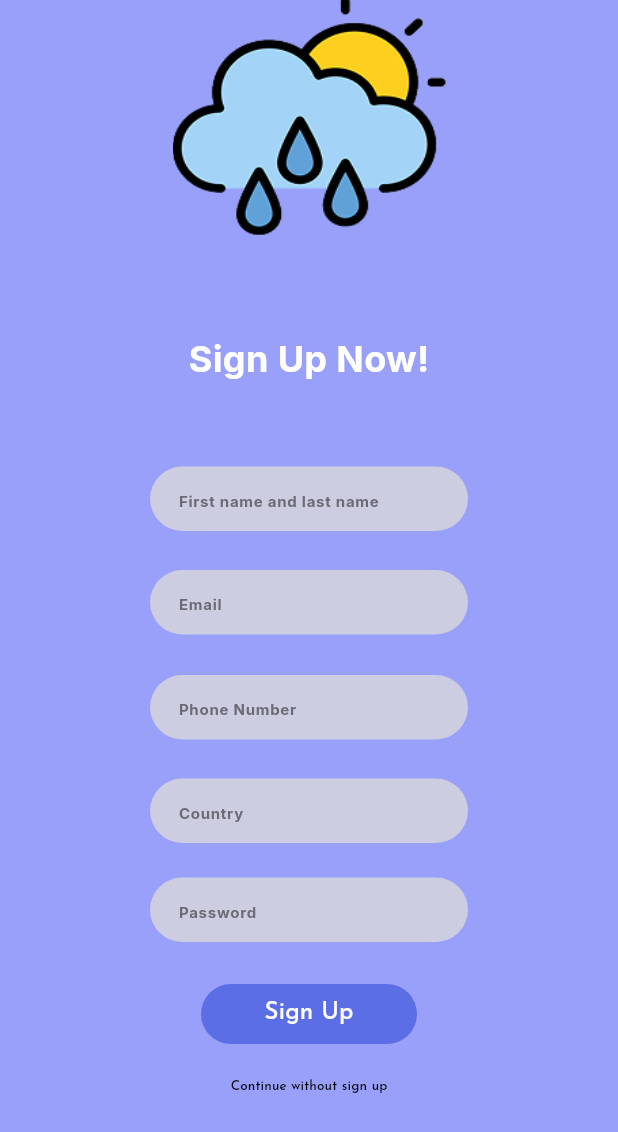
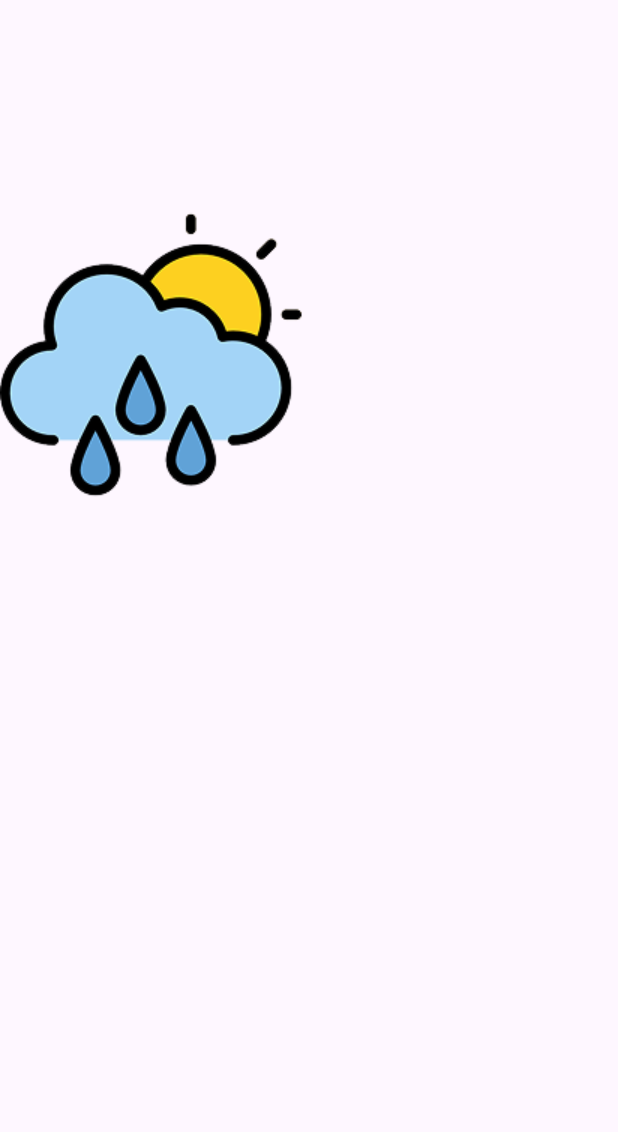
Before and after one commit to Marwannnnnntarek/weather_figma, a Flutter app: the RegisterView screen opened by its route, scrolled down 57 dp, after a tap on "Continue without sign up", on a phone screen of 412 x 824 dp. Shown: the top 1132 px of the screen. Run offline on Flutter 3.47's test engine with Material 3 defaults, Android fonts, the phone set to English and light mode, and no system bars; our stand-ins replace go_router, google_fonts.

Commit message:
create new work space and start home view

```diff
--- a/lib/core/helpers/appRouters.dart
+++ b/lib/core/helpers/appRouters.dart
@@ -1,5 +1,6 @@
 import 'package:go_router/go_router.dart';
 import 'package:myapp/features/cover/presentation/views/CoverView.dart';
+import 'package:myapp/features/home/presentation/views/HomeView.dart';
 import 'package:myapp/features/register/presentation/views/RegisterView.dart';
 import 'package:myapp/features/start/presentation/views/startView.dart';
 
@@ -10,7 +11,7 @@ abstract class AppRouters {
       GoRoute(path: '/', builder: (context, state) => const CoverView()),
       GoRoute(path: '/StartView', builder: (context, state) => const StartView()),
       GoRoute(path: '/RegisterView', builder: (context, state) => const RegisterView()),
-
+        GoRoute(path: '/HomeView', builder: (context, state) => const HomeView()),
     ],
   );
 }
--- a/lib/features/home/presentation/views/HomeView.dart
+++ b/lib/features/home/presentation/views/HomeView.dart
@@ -0,0 +1,13 @@
+import 'package:flutter/material.dart';
+import 'package:myapp/features/home/presentation/views/widgets/HomeViewBody.dart';
+
+class HomeView extends StatelessWidget {
+  const HomeView({super.key});
+
+  @override
+  Widget build(BuildContext context) {
+    return SafeArea(child: Scaffold(
+      body: HomeViewBody(),
+    ));
+  }
+}
--- a/lib/features/home/presentation/views/widgets/HomeViewBody.dart
+++ b/lib/features/home/presentation/views/widgets/HomeViewBody.dart
@@ -0,0 +1,11 @@
+import 'package:flutter/material.dart';
+import 'package:myapp/features/start/presentation/views/widgets/startImage.dart';
+
+class HomeViewBody extends StatelessWidget {
+  const HomeViewBody({super.key});
+
+  @override
+  Widget build(BuildContext context) {
+    return StartImage();
+  }
+}
--- a/lib/features/register/presentation/views/widgets/WithoutSignUpButton.dart
+++ b/lib/features/register/presentation/views/widgets/WithoutSignUpButton.dart
@@ -1,4 +1,5 @@
 import 'package:flutter/material.dart';
+import 'package:go_router/go_router.dart';
 import 'package:google_fonts/google_fonts.dart';
 
 class WithoutSignUpButton extends StatelessWidget {
@@ -9,7 +10,9 @@ class WithoutSignUpButton extends StatelessWidget {
     return Padding(
       padding: const EdgeInsets.only(bottom: 76),
       child: TextButton(
-        onPressed: () {},
+        onPressed: () {
+          context.go('/HomeView');
+        },
         style: TextButton.styleFrom(
           foregroundColor: Colors.black, // Text color
         ),
--- a/lib/features/start/presentation/views/widgets/CreateAnAccountButton.dart
+++ b/lib/features/start/presentation/views/widgets/CreateAnAccountButton.dart
@@ -11,7 +11,7 @@ class CreateAnAccountButton extends StatelessWidget {
       padding: const EdgeInsets.only(bottom: 255),
       child: TextButton(
         onPressed: () {
-          context.go('/RegisterView');
+          context.go('/HomeView');
         },
 
         style: TextButton.styleFrom(
--- a/lib/features/start/presentation/views/widgets/GetStartButton.dart
+++ b/lib/features/start/presentation/views/widgets/GetStartButton.dart
@@ -1,4 +1,5 @@
 import 'package:flutter/material.dart';
+import 'package:go_router/go_router.dart';
 import 'package:google_fonts/google_fonts.dart';
 
 class GetStartButton extends StatelessWidget {
@@ -7,7 +8,9 @@ class GetStartButton extends StatelessWidget {
   @override
   Widget build(BuildContext context) {
     return TextButton(
-      onPressed: () {},
+      onPressed: () {
+         context.go('/HomeView');
+      },
       style: TextButton.styleFrom(
         padding: EdgeInsets.zero,
         fixedSize: Size(144, 33),
```
Also changed, not shown: 125 other files.
